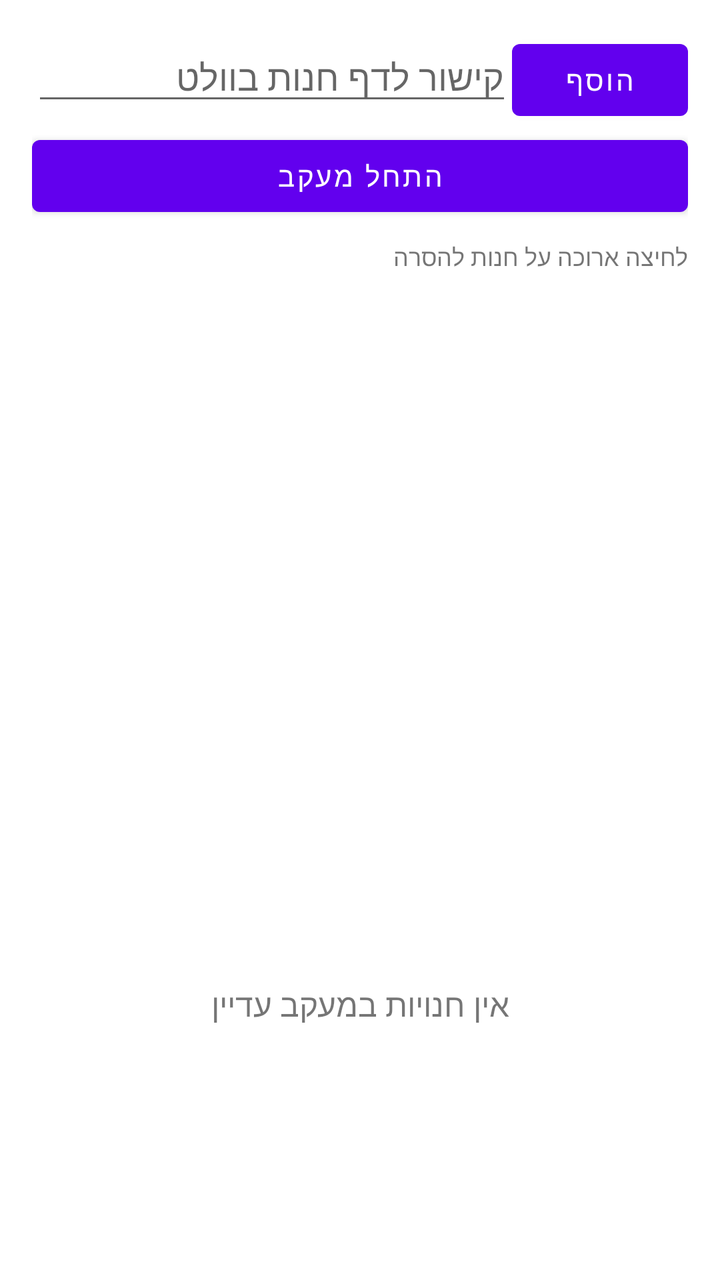
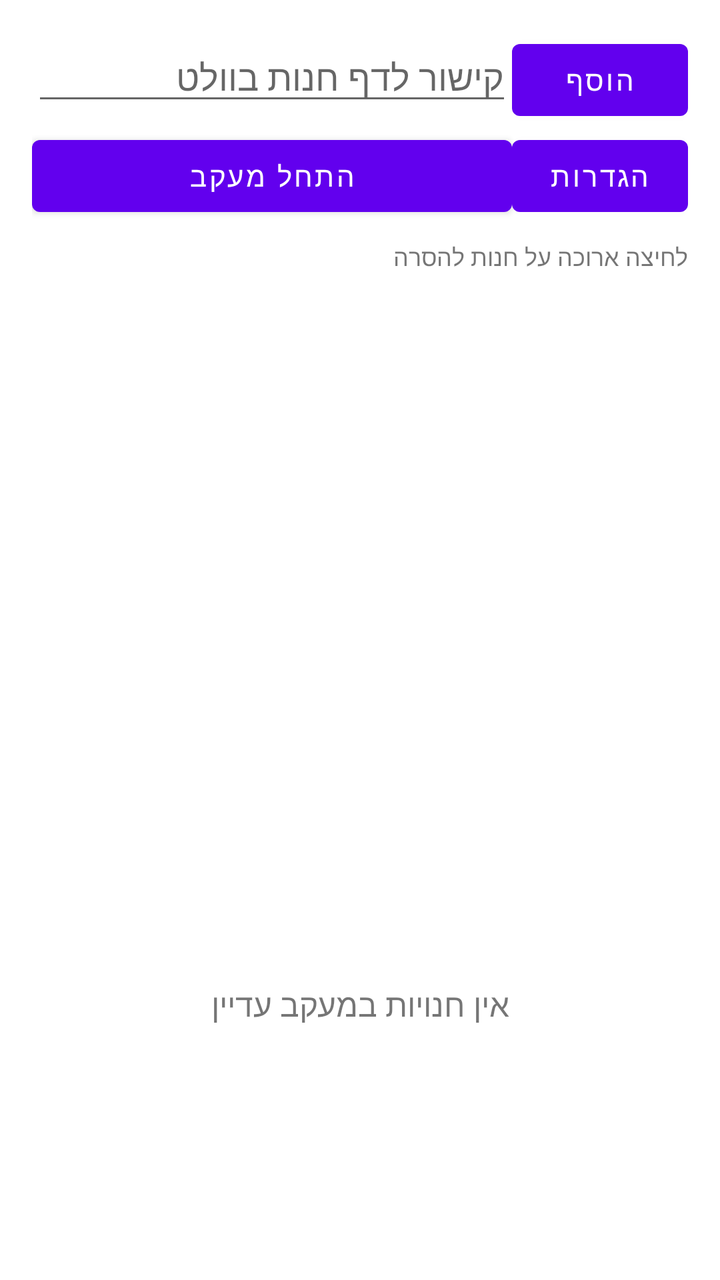

Before-and-after screenshots of an Android layout around one commit, followed by the original layout XML and the change that was made.
<!-- AndroidManifest.xml: fallback theme Theme.MaterialComponents.DayNight.NoActionBar -->
<!-- res/layout/activity_main.xml -->
<?xml version="1.0" encoding="utf-8"?>
<LinearLayout xmlns:android="http://schemas.android.com/apk/res/android"
    android:id="@+id/root"
    android:layout_width="match_parent"
    android:layout_height="match_parent"
    android:orientation="vertical"
    android:padding="16dp">

    <LinearLayout
        android:layout_width="match_parent"
        android:layout_height="wrap_content"
        android:orientation="horizontal">

        <EditText
            android:id="@+id/url"
            android:layout_width="0dp"
            android:layout_height="wrap_content"
            android:layout_weight="1"
            android:hint="קישור לדף חנות בוולט"
            android:inputType="textUri" />

        <Button
            android:id="@+id/add"
            android:layout_width="wrap_content"
            android:layout_height="wrap_content"
            android:text="הוסף" />
    </LinearLayout>

    <Button
        android:id="@+id/toggle"
        android:layout_width="match_parent"
        android:layout_height="wrap_content"
        android:text="התחל מעקב" />

    <TextView
        android:layout_width="match_parent"
        android:layout_height="wrap_content"
        android:paddingTop="8dp"
        android:text="לחיצה ארוכה על חנות להסרה"
        android:textSize="12sp" />

    <ListView
        android:id="@+id/list"
        android:layout_width="match_parent"
        android:layout_height="0dp"
        android:layout_weight="1" />

    <TextView
        android:id="@+id/empty"
        android:layout_width="match_parent"
        android:layout_height="0dp"
        android:layout_weight="1"
        android:gravity="center"
        android:text="אין חנויות במעקב עדיין"
        android:textSize="16sp" />
</LinearLayout>
<!-- resources referenced by this layout -->
<resources>

</resources>

<!-- the commit's change to res/layout/activity_main.xml (unified diff, before → after) -->
@@ -26,11 +26,24 @@
             android:text="הוסף" />
     </LinearLayout>
 
-    <Button
-        android:id="@+id/toggle"
+    <LinearLayout
         android:layout_width="match_parent"
         android:layout_height="wrap_content"
-        android:text="התחל מעקב" />
+        android:orientation="horizontal">
+
+        <Button
+            android:id="@+id/toggle"
+            android:layout_width="0dp"
+            android:layout_height="wrap_content"
+            android:layout_weight="1"
+            android:text="התחל מעקב" />
+
+        <Button
+            android:id="@+id/settings"
+            android:layout_width="wrap_content"
+            android:layout_height="wrap_content"
+            android:text="הגדרות" />
+    </LinearLayout>
 
     <TextView
         android:layout_width="match_parent"
